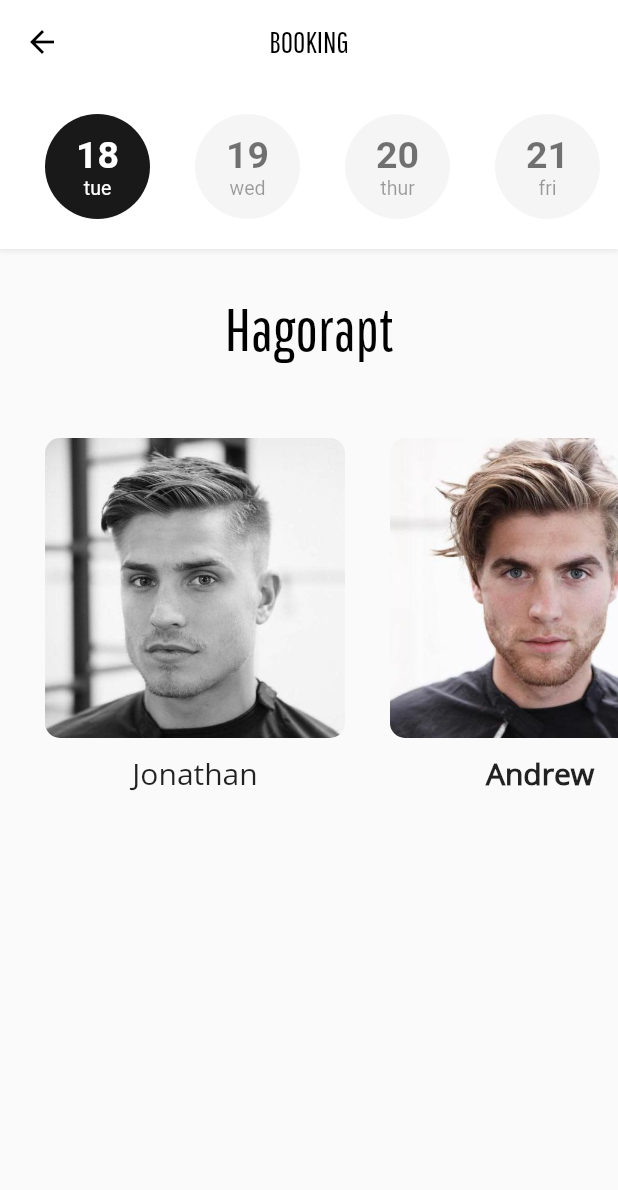
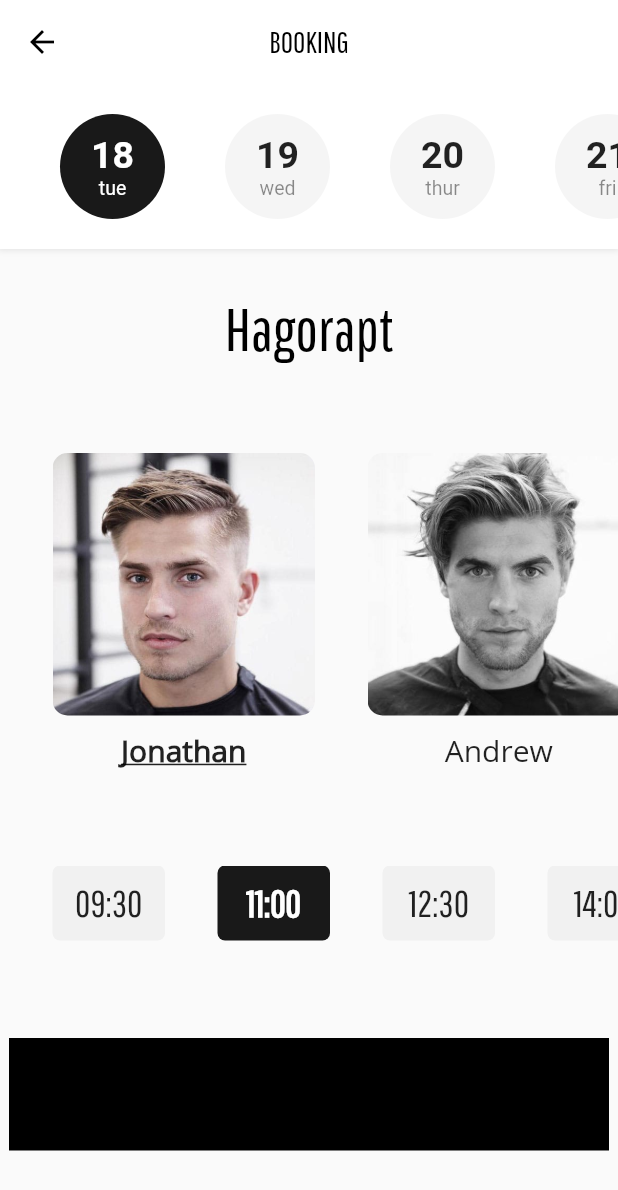
Before and after one commit to aanndch/hairstylist-app, a Flutter app: the screen it shows after launch, on a phone screen of 412 x 824 dp. Shown: the top 1190 px of the screen. Run offline on Flutter 3.47's test engine with Material 2 defaults, Android fonts, the phone set to English and light mode, and no system bars; Roboto replaces fonts that are missing (Raleway).

Commit message:
Added time buttons, working on book button

```diff
--- a/lib/components/barber.dart
+++ b/lib/components/barber.dart
@@ -15,8 +15,8 @@ class BarberWidget extends StatelessWidget {
     isSelected = barber == selectedBarber;
 
     return AnimatedContainer(
-        duration: Duration(milliseconds: 500),
-        margin: EdgeInsets.only(left: 15.0, right: 15.0),
+        duration: Duration(milliseconds: 200),
+        margin: EdgeInsets.only(left: 35.0),
         curve: Curves.easeIn,
         // color: Colors.yellow,
         child: InkWell(
@@ -28,8 +28,8 @@ class BarberWidget extends StatelessWidget {
                 ClipRRect(
                   borderRadius: BorderRadius.circular(10),
                   child: Image.asset('images/barber-$imageNumber.jpg',
-                      height: 200.0,
-                      width: 200.0,
+                      height: 175.0,
+                      width: 175.0,
                       color: isSelected ? null : Colors.grey,
                       colorBlendMode: isSelected ? null : BlendMode.saturation,
                       fit: BoxFit.fitWidth),
@@ -41,7 +41,9 @@ class BarberWidget extends StatelessWidget {
                       style: TextStyle(
                           fontSize: 20.0,
                           fontFamily: 'OpenSans',
-                          fontWeight: isSelected ? FontWeight.bold : null),
+                          fontWeight: isSelected ? FontWeight.bold : null,
+                          decoration:
+                              isSelected ? TextDecoration.underline : null),
                     )),
               ],
             )));
--- a/lib/components/date.dart
+++ b/lib/components/date.dart
@@ -14,7 +14,7 @@ class DateWidget extends StatelessWidget {
     isSelected = date == selectedDate;
 
     return AnimatedContainer(
-      margin: EdgeInsets.only(right: 15.0, left: 15.0),
+      margin: EdgeInsets.only(left: 40.0),
       duration: Duration(milliseconds: 200),
       curve: Curves.easeIn,
       decoration: BoxDecoration(
@@ -37,7 +37,7 @@ class DateWidget extends StatelessWidget {
                   fontFamily: 'Raleway',
                   fontSize: 25.0,
                   fontWeight: FontWeight.w600,
-                  color: isSelected ? Colors.white : Colors.black54),
+                  color: isSelected ? Colors.white : Colors.black87),
             ),
             Text(
               day,
@@ -45,7 +45,7 @@ class DateWidget extends StatelessWidget {
                   fontFamily: 'Raleway',
                   fontSize: 13.0,
                   fontWeight: FontWeight.w400,
-                  color: isSelected ? Colors.white : Colors.black38),
+                  color: isSelected ? Colors.white : Colors.black45),
             )
           ],
         ),
--- /dev/null
+++ b/lib/components/time.dart
@@ -0,0 +1,46 @@
+import 'package:flutter/material.dart';
+
+class TimeWidget extends StatelessWidget {
+  TimeWidget(this.time, this.selectedTime, this.selectTime);
+
+  final time;
+  final selectedTime;
+  final Function selectTime;
+  bool isSelected;
+
+  @override
+  Widget build(BuildContext context) {
+    isSelected = time == selectedTime;
+
+    return AnimatedContainer(
+      margin: EdgeInsets.only(left: 35.0),
+      duration: Duration(milliseconds: 200),
+      curve: Curves.easeIn,
+      decoration: BoxDecoration(
+          borderRadius: BorderRadius.circular(5),
+          color: isSelected
+              ? Colors.black.withOpacity(0.9)
+              : Colors.grey.withOpacity(0.1)),
+      width: 75.0,
+      height: 50.0,
+      child: InkWell(
+        onTap: () {
+          selectTime(time);
+        },
+        child: Column(
+          mainAxisAlignment: MainAxisAlignment.center,
+          children: <Widget>[
+            Text(
+              time,
+              style: TextStyle(
+                  fontFamily: 'Gothic',
+                  fontSize: 25.0,
+                  fontWeight: isSelected ? FontWeight.w600 : FontWeight.normal,
+                  color: isSelected ? Colors.white : Colors.black87),
+            ),
+          ],
+        ),
+      ),
+    );
+  }
+}
--- a/lib/screens/HomePage.dart
+++ b/lib/screens/HomePage.dart
@@ -1,6 +1,7 @@
 import 'package:flutter/material.dart';
 import '../components/date.dart';
 import '../components/barber.dart';
+import '../components/time.dart';
 
 class HomePage extends StatefulWidget {
   @override
@@ -9,8 +10,8 @@ class HomePage extends StatefulWidget {
 
 class _HomePageState extends State<HomePage> {
   int selectedDate = 18;
-  String selectedBarber = 'Andrew';
-  String selectedTime = '12:30';
+  String selectedBarber = 'Jonathan';
+  String selectedTime = '11:00';
 
   bool isSelected;
 
@@ -36,7 +37,6 @@ class _HomePageState extends State<HomePage> {
         children: <Widget>[
           Container(
             height: 110.0,
-            padding: EdgeInsets.only(left: 15.0),
             decoration: BoxDecoration(boxShadow: [
               BoxShadow(
                   blurRadius: 3.0,
@@ -69,9 +69,8 @@ class _HomePageState extends State<HomePage> {
             ),
           ),
           Container(
-            height: 240.0,
-            margin: EdgeInsets.only(top: 50.0),
-            padding: EdgeInsets.only(left: 15.0),
+            height: 215.0,
+            margin: EdgeInsets.only(top: 60.0),
             child: ListView(
               scrollDirection: Axis.horizontal,
               physics: BouncingScrollPhysics(),
@@ -84,6 +83,29 @@ class _HomePageState extends State<HomePage> {
                 BarberWidget('Manny', selectedBarber, 6, this.selectBarber)
               ],
             ),
+          ),
+          Container(
+            height: 50,
+            margin: EdgeInsets.only(top: 60.0),
+            child: ListView(
+              scrollDirection: Axis.horizontal,
+              physics: BouncingScrollPhysics(),
+              children: <Widget>[
+                TimeWidget('09:30', selectedTime, this.selectTime),
+                TimeWidget('11:00', selectedTime, this.selectTime),
+                TimeWidget('12:30', selectedTime, this.selectTime),
+                TimeWidget('14:00', selectedTime, this.selectTime),
+                TimeWidget('15:30', selectedTime, this.selectTime),
+                TimeWidget('17:00', selectedTime, this.selectTime),
+                TimeWidget('18:30', selectedTime, this.selectTime),
+              ],
+            ),
+          ),
+          Container(
+            height: 75,
+            width: 400,
+            margin: EdgeInsets.only(top: 65.0),
+            color: Colors.black,
           )
         ],
       ),
@@ -101,4 +123,10 @@ class _HomePageState extends State<HomePage> {
       selectedBarber = barber;
     });
   }
+
+  selectTime(time) {
+    setState(() {
+      selectedTime = time;
+    });
+  }
 }
```
